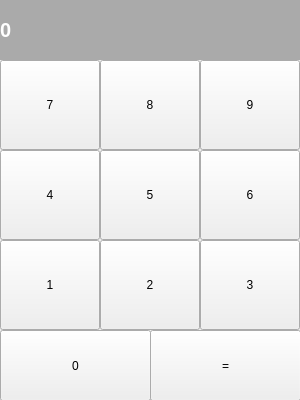
Sham-An/PyQT5_Lessons, file calc.ui: the form before one commit.
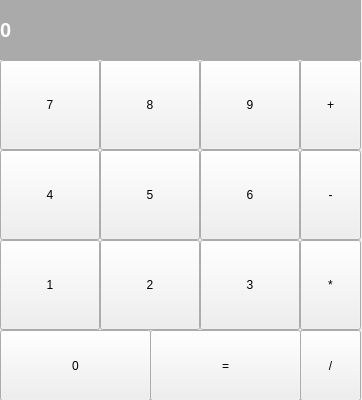
The form after the commit.

Diff of the .ui file:
```diff
--- a/calc.ui
+++ b/calc.ui
@@ -6,7 +6,7 @@
    <rect>
     <x>0</x>
     <y>0</y>
-    <width>300</width>
+    <width>362</width>
     <height>400</height>
    </rect>
   </property>
@@ -19,7 +19,7 @@
      <rect>
       <x>0</x>
       <y>-1</y>
-      <width>300</width>
+      <width>361</width>
       <height>61</height>
      </rect>
     </property>
@@ -187,6 +187,58 @@
      <string>7</string>
     </property>
    </widget>
+   <widget class="QPushButton" name="btn_plus">
+    <property name="geometry">
+     <rect>
+      <x>300</x>
+      <y>60</y>
+      <width>61</width>
+      <height>90</height>
+     </rect>
+    </property>
+    <property name="text">
+     <string>+</string>
+    </property>
+   </widget>
+   <widget class="QPushButton" name="btn_minus">
+    <property name="geometry">
+     <rect>
+      <x>300</x>
+      <y>150</y>
+      <width>61</width>
+      <height>90</height>
+     </rect>
+    </property>
+    <property name="text">
+     <string>-</string>
+    </property>
+   </widget>
+   <widget class="QPushButton" name="btn_mult">
+    <property name="geometry">
+     <rect>
+      <x>300</x>
+      <y>240</y>
+      <width>61</width>
+      <height>90</height>
+     </rect>
+    </property>
+    <property name="text">
+     <string>*</string>
+    </property>
+   </widget>
+   <widget class="QPushButton" name="btn_divide">
+    <property name="geometry">
+     <rect>
+      <x>300</x>
+      <y>330</y>
+      <width>61</width>
+      <height>71</height>
+     </rect>
+    </property>
+    <property name="text">
+     <string>/</string>
+    </property>
+   </widget>
   </widget>
  </widget>
  <resources/>
```
Left out of the diff: 19 changed lines with no effect on the pictures.
